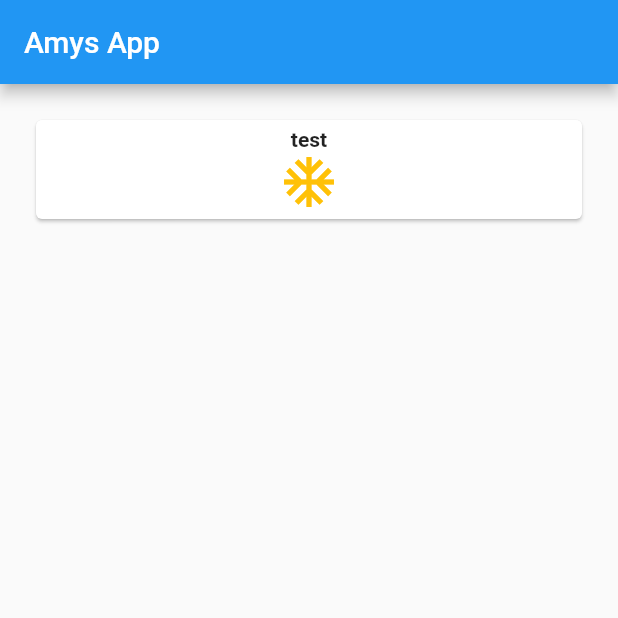
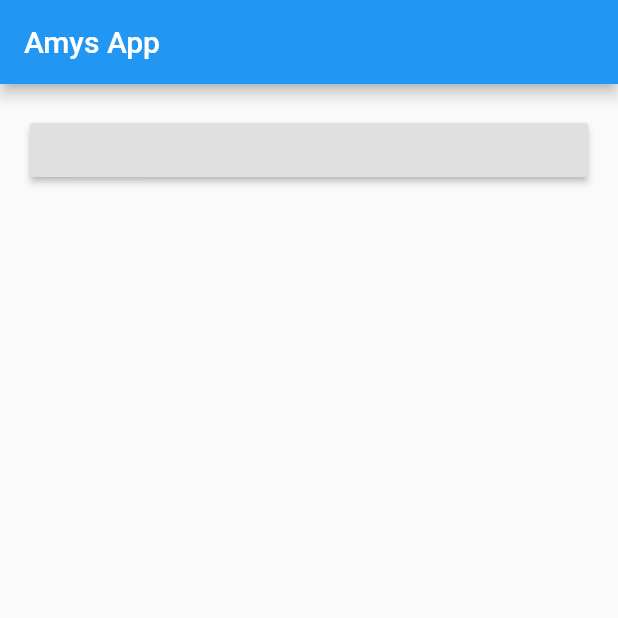
Before and after one commit to RobAWilkinson/flour-water-salt-yeast, a Flutter app: the screen it shows after launch, on a phone screen of 412 x 824 dp, the top half of it. Run offline on Flutter 3.47's test engine with Material 2 defaults, Android fonts, the phone set to English and light mode, and no system bars.

Commit message:
03-stateful-widget

```diff
--- a/lib/main.dart
+++ b/lib/main.dart
@@ -22,7 +22,7 @@ class myApp extends StatelessWidget {
         child: new Column(
           crossAxisAlignment: CrossAxisAlignment.stretch,
           children: <Widget>[
-            new MyCard(icon: Icon(Icons.ac_unit, size: 40, color: Colors.amber,), title: new Text("test", style: new TextStyle(fontWeight: FontWeight.bold),)),
+            new AwesomeButton()
           ],
         ),
       ),
@@ -30,28 +30,26 @@ class myApp extends StatelessWidget {
   }
 }
 
-class MyCard extends StatelessWidget {
-  final Widget title;
-  final Widget icon;
-  MyCard({this.title, this.icon});
+class AwesomeButton extends StatefulWidget {
+  @override
+  AwesomeButtonState createState() {
+    return new AwesomeButtonState();
+  }
+}
+class AwesomeButtonState extends State<AwesomeButton>{
+  int counter = 0;
+  List<String> strings = ["Flutter", "Is", "Awesome"];
+  var displayedString = "";
 
+onPressed() {
+  setState(() {
+    displayedString = strings[counter];
+    counter = counter < 2 ?  counter+1 : 0;
+  });
+}
   @override
   Widget build(BuildContext context) {
-    return new Container(
-      padding: new EdgeInsets.only(bottom: 20.0),
-      child: new Card(
-        child: new Container(
-          padding: new EdgeInsets.all(5.0),
-          child: new Column(
-            children: <Widget>[
-              this.title,
-              this.icon
-            ],
-          )
-        ),
-      ),
-
-    );
+    return new RaisedButton(child: new Text(displayedString), onPressed: onPressed);
   }
 
 }
```
